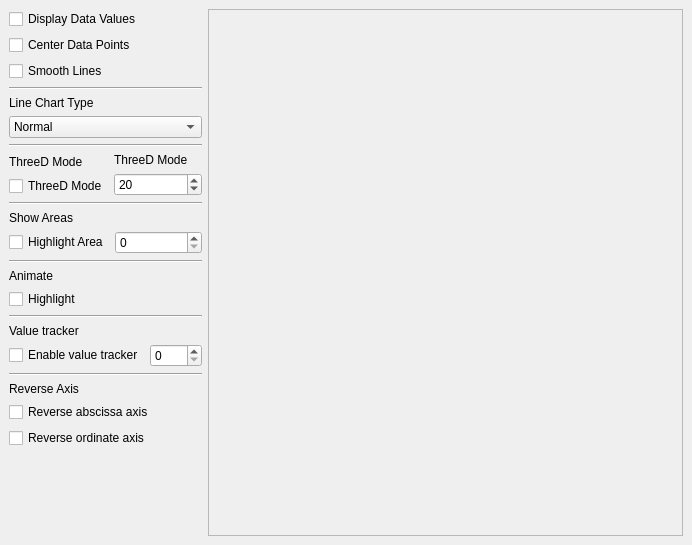
The window that examples/Lines/Advanced/mainwindow.ui (KDAB/KDChart) describes before a commit, drawn with Qt 5.
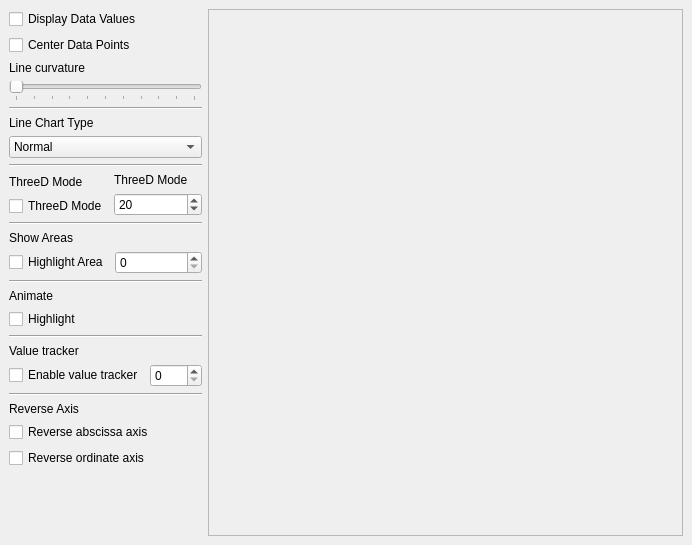
The same window after the commit. Icons and pictures are not drawn.

Commit message: Update the example to use the new line curvature API

What changed in the file:
```diff
--- a/examples/Lines/Advanced/mainwindow.ui
+++ b/examples/Lines/Advanced/mainwindow.ui
@@ -65,9 +65,31 @@
       </widget>
      </item>
      <item>
-      <widget class="QCheckBox" name="smoothLinesCB">
+      <widget class="QLabel" name="label">
        <property name="text">
-        <string>Smooth Lines</string>
+        <string>Line curvature</string>
+       </property>
+      </widget>
+     </item>
+     <item>
+      <widget class="QSlider" name="smoothLinesSDR">
+       <property name="sizePolicy">
+        <sizepolicy hsizetype="Preferred" vsizetype="Fixed">
+         <horstretch>0</horstretch>
+         <verstretch>0</verstretch>
+        </sizepolicy>
+       </property>
+       <property name="maximum">
+        <number>10</number>
+       </property>
+       <property name="pageStep">
+        <number>1</number>
+       </property>
+       <property name="orientation">
+        <enum>Qt::Horizontal</enum>
+       </property>
+       <property name="tickPosition">
+        <enum>QSlider::TicksBelow</enum>
        </property>
       </widget>
      </item>
```
The commit also changes 2 other files.
